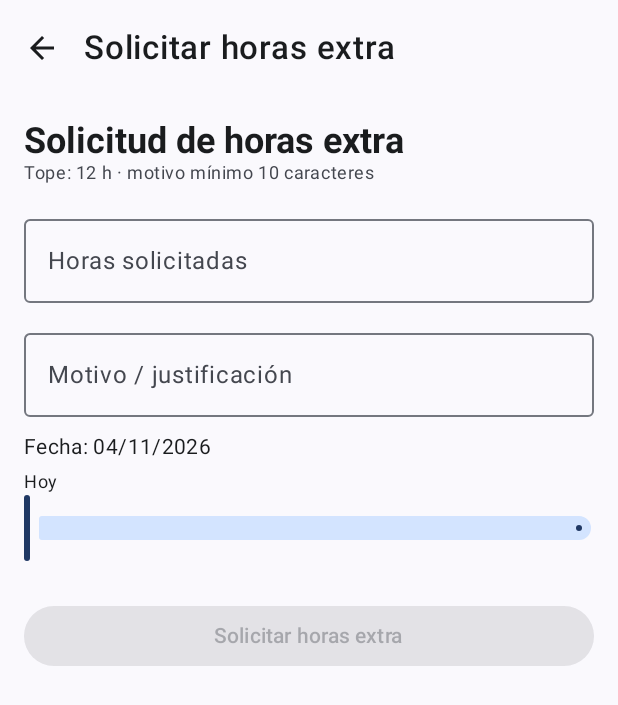
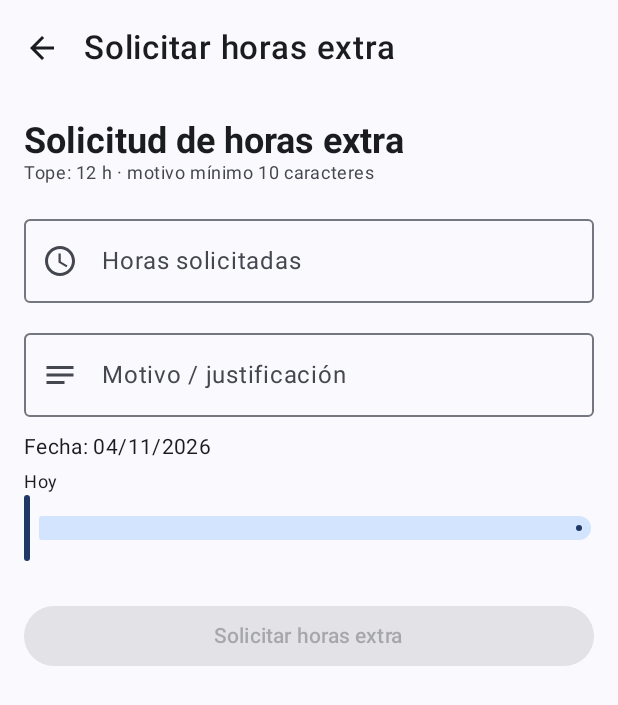
Before and after one commit to Camila-duoc/smartvolt, an Android app built with Jetpack Compose: the HoraExtraScreen screen opened through its navigation route, on a phone screen of 412 x 824 dp. Shown: the top 705 px of the screen. Run offline under Robolectric (Android 15) with nearby library versions, the phone set to English and light mode, and no system bars; our stand-ins replace Dagger/Hilt's generated code, Room's generated code.

Commit message:
Validación del login movida a la lógica e Iconos
M  README.md
M  SolicitarHoraExtraUseCase.kt
M  HoraExtraScreen.kt
M  LoginScreen.kt
M  SolicitarHoraExtraUseCaseTest.kt
C ValidarLoginUseCase.kt
C ValidarLoginUseCaseTest.kt
C DOCUMENTACION.md

```diff
--- a/app/src/main/java/cl/smartvolt/asistencia/domain/usecase/SolicitarHoraExtraUseCase.kt
+++ b/app/src/main/java/cl/smartvolt/asistencia/domain/usecase/SolicitarHoraExtraUseCase.kt
@@ -12,6 +12,39 @@ class SolicitarHoraExtraUseCase @Inject constructor(
 
         /** Largo mínimo de la justificación para que la solicitud sea trazable. */
         const val MIN_MOTIVO = 10
+
+        /** Representación legible del tope, para mostrarla en la UI. */
+        val MAX_HORAS_TEXTO: String =
+            if (MAX_HORAS % 1.0 == 0.0) MAX_HORAS.toInt().toString() else MAX_HORAS.toString()
+
+        /**
+         * Valida el texto tal como lo escribe el usuario (puede venir vacío,
+         * con coma decimal o con caracteres no numéricos).
+         */
+        fun validarHorasTexto(texto: String): String? {
+            if (texto.isBlank()) return "Ingresa las horas solicitadas"
+            val horas = texto.replace(',', '.').toDoubleOrNull()
+                ?: return "Usa un número válido (ej. 1.5)"
+            return validarHoras(horas)
+        }
+
+        /** Regla de negocio pura, reutilizable por la pantalla y por el caso de uso. */
+        fun validarHoras(horas: Double): String? = when {
+            !horas.isFinite() || horas <= 0 -> "Las horas deben ser mayores a 0"
+            horas > MAX_HORAS -> "Máximo $MAX_HORAS_TEXTO h por solicitud"
+            else -> null
+        }
+
+        /** Valida el motivo recortado; devuelve el mensaje de error o `null` si es válido. */
+        fun validarMotivo(motivo: String): String? {
+            val limpio = motivo.trim()
+            return when {
+                limpio.isEmpty() -> "El motivo es obligatorio"
+                limpio.length < MIN_MOTIVO ->
+                    "Mínimo $MIN_MOTIVO caracteres (llevas ${limpio.length})"
+                else -> null
+            }
+        }
     }
 
     suspend operator fun invoke(
@@ -21,19 +54,11 @@ class SolicitarHoraExtraUseCase @Inject constructor(
         horas: Double,
         motivo: String
     ): String {
-        if (!horas.isFinite() || horas <= 0) {
-            throw IllegalArgumentException("Las horas deben ser mayores a 0")
-        }
-        if (horas > MAX_HORAS) {
-            throw IllegalArgumentException("El máximo por solicitud es $MAX_HORAS horas")
-        }
+        validarHoras(horas)?.let { throw IllegalArgumentException(it) }
+
         val motivoLimpio = motivo.trim()
-        if (motivoLimpio.isEmpty()) {
-            throw IllegalArgumentException("El motivo es requerido")
-        }
-        if (motivoLimpio.length < MIN_MOTIVO) {
-            throw IllegalArgumentException("El motivo debe tener al menos $MIN_MOTIVO caracteres")
-        }
+        validarMotivo(motivoLimpio)?.let { throw IllegalArgumentException(it) }
+
         val h = repo.solicitarHoraExtra(usuarioId, marcaId, fecha, horas, motivoLimpio)
         return h.id
     }
--- /dev/null
+++ b/app/src/main/java/cl/smartvolt/asistencia/domain/usecase/ValidarLoginUseCase.kt
@@ -0,0 +1,43 @@
+package cl.smartvolt.asistencia.domain.usecase
+
+import javax.inject.Inject
+
+/** Errores por campo del formulario de login. `null` significa que el campo es válido. */
+data class ErroresLogin(
+    val codigo: String? = null,
+    val pin: String? = null,
+) {
+    val valido: Boolean get() = codigo == null && pin == null
+}
+
+/**
+ * Reglas de validación del login, independientes de Compose.
+ *
+ * Mantenerlas aquí permite probarlas con JUnit y evita que la pantalla
+ * tenga que conocer el formato del código o el largo del PIN.
+ */
+class ValidarLoginUseCase @Inject constructor() {
+
+    companion object {
+        /** Códigos aceptados: OP-0001, CAP-0001, ADM-0001 (2 o 3 letras, guion y 4 dígitos). */
+        val FORMATO_CODIGO = Regex("^[A-Za-z]{2,3}-\\d{4}$")
+
+        const val LARGO_PIN = 4
+    }
+
+    fun validarCodigo(codigo: String): String? = when {
+        codigo.isBlank() -> "Ingresa tu código de usuario"
+        !FORMATO_CODIGO.matches(codigo.trim()) -> "Formato esperado: OP-0001, CAP-0001 o ADM-0001"
+        else -> null
+    }
+
+    fun validarPin(pin: String): String? = when {
+        pin.isBlank() -> "Ingresa tu PIN"
+        pin.length != LARGO_PIN || pin.any { !it.isDigit() } -> "El PIN debe tener $LARGO_PIN dígitos"
+        else -> null
+    }
+
+    /** Valida ambos campos de una vez; lo usa el ViewModel antes de autenticar. */
+    fun validar(codigo: String, pin: String): ErroresLogin =
+        ErroresLogin(codigo = validarCodigo(codigo), pin = validarPin(pin))
+}
--- a/app/src/main/java/cl/smartvolt/asistencia/ui/horasextra/HoraExtraScreen.kt
+++ b/app/src/main/java/cl/smartvolt/asistencia/ui/horasextra/HoraExtraScreen.kt
@@ -10,14 +10,20 @@ import androidx.compose.foundation.rememberScrollState
 import androidx.compose.foundation.text.KeyboardOptions
 import androidx.compose.foundation.verticalScroll
 import androidx.compose.material.icons.Icons
-import androidx.compose.material.icons.filled.ArrowBack
+import androidx.compose.material.icons.automirrored.filled.ArrowBack
+import androidx.compose.material.icons.automirrored.filled.Notes
+import androidx.compose.material.icons.filled.AccessTime
+import androidx.compose.material.icons.filled.CheckCircle
+import androidx.compose.material.icons.filled.ErrorOutline
 import androidx.compose.material3.*
 import androidx.compose.runtime.Composable
 import androidx.compose.runtime.collectAsState
 import androidx.compose.runtime.getValue
 import androidx.compose.runtime.mutableStateOf
 import androidx.compose.runtime.remember
+import androidx.compose.runtime.saveable.rememberSaveable
 import androidx.compose.runtime.setValue
+import androidx.compose.ui.Alignment
 import androidx.compose.ui.Modifier
 import androidx.compose.ui.text.input.ImeAction
 import androidx.compose.ui.text.input.KeyboardType
@@ -28,13 +34,6 @@ import cl.smartvolt.asistencia.ui.theme.*
 import java.text.SimpleDateFormat
 import java.util.*
 
-private val MAX_HORAS_TXT =
-    if (SolicitarHoraExtraUseCase.MAX_HORAS % 1.0 == 0.0) {
-        SolicitarHoraExtraUseCase.MAX_HORAS.toInt().toString()
-    } else {
-        SolicitarHoraExtraUseCase.MAX_HORAS.toString()
-    }
-
 @OptIn(ExperimentalMaterial3Api::class)
 @Composable
 fun HoraExtraScreen(
@@ -42,33 +41,22 @@ fun HoraExtraScreen(
     vm: HoraExtraViewModel = hiltViewModel(),
 ) {
     val ui by vm.ui.collectAsState()
-    var horas by remember { mutableStateOf("") }
-    var motivo by remember { mutableStateOf("") }
-    var diasAtras by remember { mutableStateOf(0f) }
-    var tocadoHoras by remember { mutableStateOf(false) }
-    var tocadoMotivo by remember { mutableStateOf(false) }
+    var horas by rememberSaveable { mutableStateOf("") }
+    var motivo by rememberSaveable { mutableStateOf("") }
+    var diasAtras by rememberSaveable { mutableStateOf(0f) }
+    var tocadoHoras by rememberSaveable { mutableStateOf(false) }
+    var tocadoMotivo by rememberSaveable { mutableStateOf(false) }
 
     val fechaSeleccionada = remember(diasAtras) {
         System.currentTimeMillis() - (diasAtras * 86_400_000L).toLong()
     }
     val fechaTxt = SimpleDateFormat("dd/MM/yyyy", Locale.getDefault()).format(Date(fechaSeleccionada))
 
+    // Las reglas viven en el caso de uso; la pantalla solo las muestra por campo.
     val horasNum = horas.replace(',', '.').toDoubleOrNull()
-    val horasError = when {
-        horas.isBlank() -> "Ingresa las horas solicitadas"
-        horasNum == null -> "Usa un número válido (ej. 1.5)"
-        horasNum <= 0 -> "Las horas deben ser mayores a 0"
-        horasNum > SolicitarHoraExtraUseCase.MAX_HORAS ->
-            "Máximo $MAX_HORAS_TXT h por solicitud"
-        else -> null
-    }
+    val horasError = SolicitarHoraExtraUseCase.validarHorasTexto(horas)
     val motivoLimpio = motivo.trim()
-    val motivoError = when {
-        motivoLimpio.isEmpty() -> "El motivo es obligatorio"
-        motivoLimpio.length < SolicitarHoraExtraUseCase.MIN_MOTIVO ->
-            "Mínimo ${SolicitarHoraExtraUseCase.MIN_MOTIVO} caracteres (llevas ${motivoLimpio.length})"
-        else -> null
-    }
+    val motivoError = SolicitarHoraExtraUseCase.validarMotivo(motivo)
     val formularioValido = horasError == null && motivoError == null
     val mostrarHorasError = tocadoHoras && horasError != null
     val mostrarMotivoError = tocadoMotivo && motivoError != null
@@ -82,7 +70,7 @@ fun HoraExtraScreen(
         topBar = {
             TopAppBar(
                 title = { Text("Solicitar horas extra") },
-                navigationIcon = { IconButton(onClick = onNavUp) { Icon(Icons.Default.ArrowBack, contentDescription = "Atrás") } }
+                navigationIcon = { IconButton(onClick = onNavUp) { Icon(Icons.AutoMirrored.Filled.ArrowBack, contentDescription = "Atrás") } }
             )
         }
     ) { padding ->
@@ -91,7 +79,7 @@ fun HoraExtraScreen(
         ) {
             Text("Solicitud de horas extra", style = MaterialTheme.typography.headlineSmall)
             Text(
-                "Tope: $MAX_HORAS_TXT h · motivo mínimo ${SolicitarHoraExtraUseCase.MIN_MOTIVO} caracteres",
+                "Tope: ${SolicitarHoraExtraUseCase.MAX_HORAS_TEXTO} h · motivo mínimo ${SolicitarHoraExtraUseCase.MIN_MOTIVO} caracteres",
                 style = MaterialTheme.typography.bodySmall,
                 color = MaterialTheme.colorScheme.onSurfaceVariant,
             )
@@ -104,6 +92,12 @@ fun HoraExtraScreen(
                     tocadoHoras = true
                 },
                 label = { Text("Horas solicitadas") },
+                leadingIcon = { Icon(Icons.Default.AccessTime, contentDescription = null) },
+                trailingIcon = if (mostrarHorasError) {
+                    { Icon(Icons.Default.ErrorOutline, contentDescription = "Error en las horas") }
+                } else {
+                    null
+                },
                 isError = mostrarHorasError,
                 supportingText = horasSupport,
                 keyboardOptions = KeyboardOptions(
@@ -122,6 +116,12 @@ fun HoraExtraScreen(
                     tocadoMotivo = true
                 },
                 label = { Text("Motivo / justificación") },
+                leadingIcon = { Icon(Icons.AutoMirrored.Filled.Notes, contentDescription = null) },
+                trailingIcon = if (mostrarMotivoError) {
+                    { Icon(Icons.Default.ErrorOutline, contentDescription = "Error en el motivo") }
+                } else {
+                    null
+                },
                 isError = mostrarMotivoError,
                 supportingText = motivoSupport,
                 keyboardOptions = KeyboardOptions(imeAction = ImeAction.Done),
@@ -163,12 +163,23 @@ fun HoraExtraScreen(
                 enter = fadeIn() + expandVertically(),
                 exit = fadeOut() + shrinkVertically(),
             ) {
-                Text(
-                    text = ui.error.orEmpty(),
-                    color = MaterialTheme.colorScheme.error,
-                    style = MaterialTheme.typography.bodySmall,
-                    modifier = Modifier.padding(top = 12.dp),
-                )
+                Row(
+                    modifier = Modifier.fillMaxWidth().padding(top = 12.dp),
+                    verticalAlignment = Alignment.CenterVertically,
+                ) {
+                    Icon(
+                        Icons.Default.ErrorOutline,
+                        contentDescription = null,
+                        tint = MaterialTheme.colorScheme.error,
+                        modifier = Modifier.size(18.dp),
+                    )
+                    Spacer(Modifier.width(6.dp))
+                    Text(
+                        text = ui.error.orEmpty(),
+                        color = MaterialTheme.colorScheme.error,
+                        style = MaterialTheme.typography.bodySmall,
+                    )
+                }
             }
 
             AnimatedVisibility(
@@ -178,7 +189,20 @@ fun HoraExtraScreen(
             ) {
                 Column {
                     Spacer(modifier = Modifier.height(12.dp))
-                    Text("Solicitud enviada correctamente", color = Ok, style = MaterialTheme.typography.bodyMedium)
+                    Row(verticalAlignment = Alignment.CenterVertically) {
+                        Icon(
+                            Icons.Default.CheckCircle,
+                            contentDescription = null,
+                            tint = Ok,
+                            modifier = Modifier.size(18.dp),
+                        )
+                        Spacer(Modifier.width(6.dp))
+                        Text(
+                            "Solicitud enviada correctamente",
+                            color = Ok,
+                            style = MaterialTheme.typography.bodyMedium,
+                        )
+                    }
                     Spacer(modifier = Modifier.height(8.dp))
                     OutlinedButton(onClick = onNavUp, modifier = Modifier.fillMaxWidth()) {
                         Text("Volver a mis horas extra")
--- a/app/src/main/java/cl/smartvolt/asistencia/ui/login/LoginScreen.kt
+++ b/app/src/main/java/cl/smartvolt/asistencia/ui/login/LoginScreen.kt
@@ -5,8 +5,13 @@ import androidx.compose.animation.fadeIn
 import androidx.compose.animation.fadeOut
 import androidx.compose.foundation.layout.*
 import androidx.compose.foundation.text.KeyboardOptions
+import androidx.compose.material.icons.Icons
+import androidx.compose.material.icons.filled.Badge
+import androidx.compose.material.icons.filled.ErrorOutline
+import androidx.compose.material.icons.filled.Lock
 import androidx.compose.material3.*
 import androidx.compose.runtime.*
+import androidx.compose.runtime.saveable.rememberSaveable
 import androidx.compose.ui.Alignment
 import androidx.compose.ui.Modifier
 import androidx.compose.ui.text.input.ImeAction
@@ -19,6 +24,7 @@ import androidx.lifecycle.viewModelScope
 import cl.smartvolt.asistencia.data.local.UsuarioEntity
 import cl.smartvolt.asistencia.data.repository.AttendanceRepository
 import cl.smartvolt.asistencia.domain.model.Rol
+import cl.smartvolt.asistencia.domain.usecase.ValidarLoginUseCase
 import dagger.hilt.android.lifecycle.HiltViewModel
 import kotlinx.coroutines.flow.MutableStateFlow
 import kotlinx.coroutines.flow.StateFlow
@@ -35,59 +41,77 @@ class SessionState @Inject constructor() {
     }
 }
 
+/** Estado del formulario de login: errores por campo y error general de autenticación. */
+data class LoginUi(
+    val idError: String? = null,
+    val pinError: String? = null,
+    val errorGeneral: String? = null,
+) {
+    val formularioValido: Boolean get() = idError == null && pinError == null
+}
+
 @HiltViewModel
 class LoginViewModel @Inject constructor(
     private val repo: AttendanceRepository,
     private val session: SessionState,
+    private val validarLogin: ValidarLoginUseCase,
 ) : ViewModel() {
-    private val _error = MutableStateFlow<String?>(null)
-    val error: StateFlow<String?> = _error
+    private val _ui = MutableStateFlow(LoginUi())
+    val ui: StateFlow<LoginUi> = _ui
 
     init { viewModelScope.launch { repo.cargarSemillaSiVacio() } }
 
+    /** Valida los campos con la lógica del dominio y publica los errores por campo. */
+    fun validar(id: String, pin: String) {
+        val errores = validarLogin.validar(id, pin)
+        _ui.value = _ui.value.copy(idError = errores.codigo, pinError = errores.pin)
+    }
+
     fun limpiarError() {
-        _error.value = null
+        if (_ui.value.errorGeneral != null) {
+            _ui.value = _ui.value.copy(errorGeneral = null)
+        }
     }
 
     /** DEMO: PIN fijo "1234". En una versión real, autenticar contra el backend (RF-04, RF-60). */
     fun ingresar(id: String, pin: String, onOk: (Rol) -> Unit) = viewModelScope.launch {
+        val errores = validarLogin.validar(id, pin)
+        if (!errores.valido) {
+            _ui.value = _ui.value.copy(idError = errores.codigo, pinError = errores.pin)
+            return@launch
+        }
+
         val u = repo.usuario(id.trim().uppercase())
-        if (u == null || pin != "1234") { _error.value = "Código o PIN incorrecto"; return@launch }
+        if (u == null || pin != "1234") {
+            _ui.value = _ui.value.copy(errorGeneral = "Código o PIN incorrecto")
+            return@launch
+        }
+
         session.usuario.value = u
-        _error.value = null
+        _ui.value = LoginUi()
         onOk(u.rol)
     }
 }
 
-private val FORMATO_CODIGO = Regex("^[A-Za-z]{2,3}-\\d{4}$")
-
 @Composable
 fun LoginScreen(onLogin: (Rol) -> Unit, vm: LoginViewModel = hiltViewModel()) {
-    var id by remember { mutableStateOf("OP-0001") }
-    var pin by remember { mutableStateOf("1234") }
-    var intentoEnvio by remember { mutableStateOf(false) }
-    val error by vm.error.collectAsState()
+    var id by rememberSaveable { mutableStateOf("OP-0001") }
+    var pin by rememberSaveable { mutableStateOf("1234") }
+    var intentoEnvio by rememberSaveable { mutableStateOf(false) }
+    var tocadoId by rememberSaveable { mutableStateOf(false) }
+    var tocadoPin by rememberSaveable { mutableStateOf(false) }
+    val ui by vm.ui.collectAsState()
 
-    val idError = when {
-        id.isBlank() -> "Ingresa tu código de usuario"
-        !FORMATO_CODIGO.matches(id.trim()) -> "Formato esperado: OP-0001, CAP-0001 o ADM-0001"
-        else -> null
-    }
-    val pinError = when {
-        pin.isBlank() -> "Ingresa tu PIN"
-        pin.length != 4 || pin.any { !it.isDigit() } -> "El PIN debe tener 4 dígitos"
-        else -> null
-    }
+    // La validación vive en el dominio; aquí solo se sincroniza con lo que se escribe.
+    LaunchedEffect(id, pin) { vm.validar(id, pin) }
 
-    // El error se muestra mientras se escribe, no solo al enviar.
-    val mostrarIdError = (intentoEnvio || id.isNotEmpty()) && idError != null
-    val mostrarPinError = (intentoEnvio || pin.isNotEmpty()) && pinError != null
-    val formularioValido = idError == null && pinError == null
+    val mostrarIdError = (intentoEnvio || tocadoId) && ui.idError != null
+    val mostrarPinError = (intentoEnvio || tocadoPin) && ui.pinError != null
 
     val idSupport: (@Composable () -> Unit)? =
-        if (mostrarIdError) ({ Text(idError.orEmpty()) }) else null
+        if (mostrarIdError) ({ Text(ui.idError.orEmpty()) }) else null
     val pinSupport: (@Composable () -> Unit)? =
-        if (mostrarPinError) ({ Text(pinError.orEmpty()) }) else null
+        if (mostrarPinError) ({ Text(ui.pinError.orEmpty()) }) else null
 
     Column(
         Modifier.fillMaxSize().padding(24.dp),
@@ -102,10 +126,17 @@ fun LoginScreen(onLogin: (Rol) -> Unit, vm: LoginViewModel = hiltViewModel()) {
             value = id,
             onValueChange = {
                 id = it.uppercase()
-                if (error != null) vm.limpiarError()
+                tocadoId = true
+                vm.limpiarError()
             },
             label = { Text("Código de usuario") },
             placeholder = { Text("OP-0001, CAP-0001 o ADM-0001") },
+            leadingIcon = { Icon(Icons.Default.Badge, contentDescription = null) },
+            trailingIcon = if (mostrarIdError) {
+                { Icon(Icons.Default.ErrorOutline, contentDescription = "Error en el código") }
+            } else {
+                null
+            },
             isError = mostrarIdError,
             supportingText = idSupport,
             keyboardOptions = KeyboardOptions(imeAction = ImeAction.Next),
@@ -117,10 +148,17 @@ fun LoginScreen(onLogin: (Rol) -> Unit, vm: LoginViewModel = hiltViewModel()) {
         OutlinedTextField(
             value = pin,
             onValueChange = {
-                pin = it.filter(Char::isDigit).take(4)
-                if (error != null) vm.limpiarError()
+                pin = it.filter(Char::isDigit).take(ValidarLoginUseCase.LARGO_PIN)
+                tocadoPin = true
+                vm.limpiarError()
             },
             label = { Text("PIN") },
+            leadingIcon = { Icon(Icons.Default.Lock, contentDescription = null) },
+            trailingIcon = if (mostrarPinError) {
+                { Icon(Icons.Default.ErrorOutline, contentDescription = "Error en el PIN") }
+            } else {
+                null
+            },
             isError = mostrarPinError,
             supportingText = pinSupport,
             visualTransformation = PasswordVisualTransformation(),
@@ -133,24 +171,38 @@ fun LoginScreen(onLogin: (Rol) -> Unit, vm: LoginViewModel = hiltViewModel()) {
         )
 
         AnimatedVisibility(
-            visible = error != null,
+            visible = ui.errorGeneral != null,
             enter = fadeIn(),
             exit = fadeOut(),
         ) {
-            Text(
-                text = error.orEmpty(),
-                color = MaterialTheme.colorScheme.error,
-                modifier = Modifier.padding(top = 8.dp),
-                style = MaterialTheme.typography.bodySmall,
-            )
+            Row(
+                modifier = Modifier.fillMaxWidth().padding(top = 8.dp),
+                verticalAlignment = Alignment.CenterVertically,
+            ) {
+                Icon(
+                    Icons.Default.ErrorOutline,
+                    contentDescription = null,
+                    tint = MaterialTheme.colorScheme.error,
+                    modifier = Modifier.size(18.dp),
+                )
+                Spacer(Modifier.width(6.dp))
+                Text(
+                    text = ui.errorGeneral.orEmpty(),
+                    color = MaterialTheme.colorScheme.error,
+                    style = MaterialTheme.typography.bodySmall,
+                )
+            }
         }
 
         Spacer(Modifier.height(20.dp))
         Button(
             onClick = {
                 intentoEnvio = true
-                if (formularioValido) vm.ingresar(id, pin, onLogin)
+                tocadoId = true
+                tocadoPin = true
+                vm.ingresar(id, pin, onLogin)
             },
+            enabled = ui.formularioValido,
             modifier = Modifier.fillMaxWidth().height(56.dp),
         ) {
             Text("INGRESAR")
```
Also changed, not shown: 4 other files.
